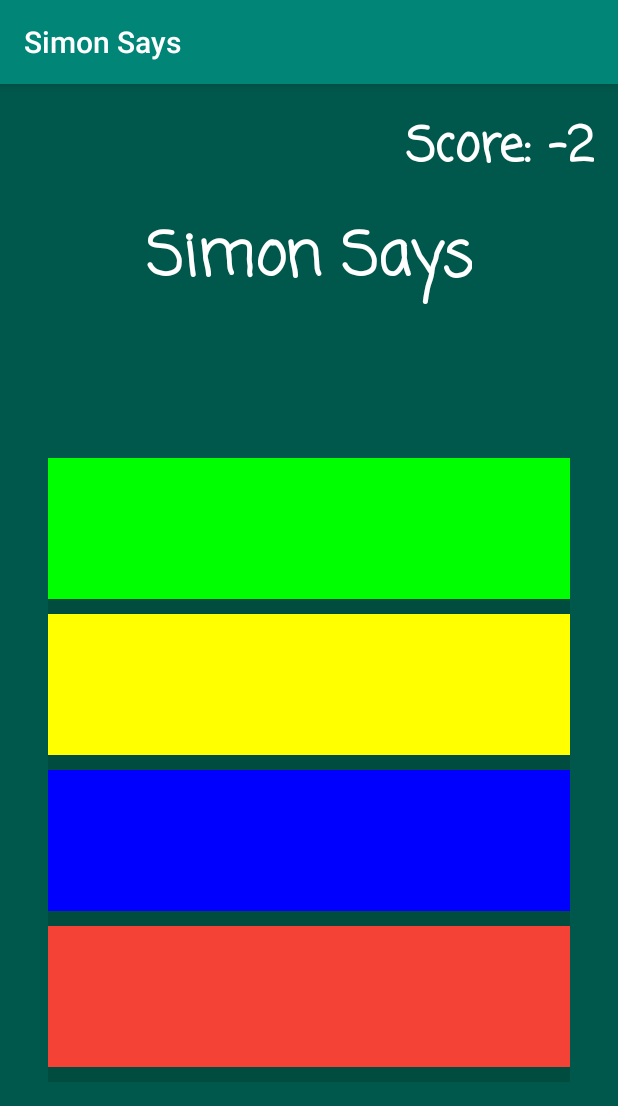
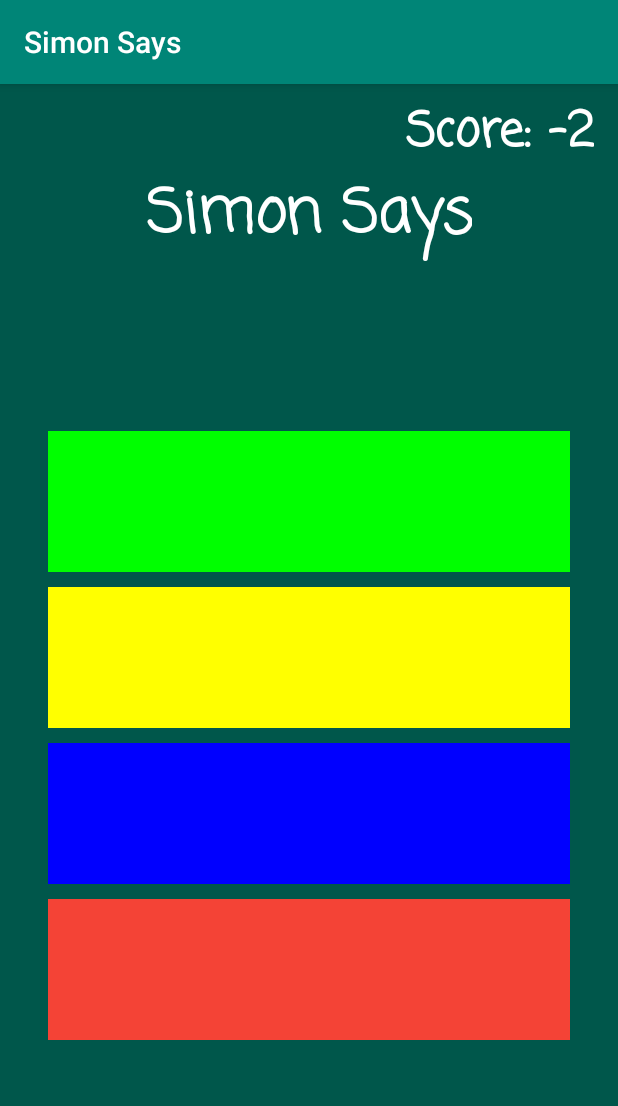
Before and after one commit to aleixsancho/AME-SimonSays, an Android app: the Sequence screen opened directly, with no data from a screen before it, on a phone screen of 412 x 824 dp. Shown: the top 1106 px of the screen. Run offline under Robolectric (Android 15) with nearby library versions, the phone set to English and light mode, and no system bars; 2 statements that could not run were skipped.

Commit message:
master: Changed some layouts.

```diff
--- a/app/src/main/res/layout/activity_sequence.xml
+++ b/app/src/main/res/layout/activity_sequence.xml
@@ -7,27 +7,12 @@
     android:background="#00574B"
     tools:context=".MainActivity">
 
-    <TextView
-        android:id="@+id/titleText"
-        android:layout_width="wrap_content"
-        android:layout_height="wrap_content"
-        android:layout_centerHorizontal="true"
-        android:layout_marginTop="15dp"
-        android:fontFamily="casual"
-        android:text="@string/simon_says"
-        android:textColor="#FFFFFF"
-        android:textSize="40sp"
-        android:textStyle="bold"
-        app:layout_constraintBottom_toTopOf="@id/linearLayout"
-        app:layout_constraintEnd_toEndOf="parent"
-        app:layout_constraintStart_toStartOf="parent"
-        app:layout_constraintTop_toTopOf="parent" />
-
     <LinearLayout
         android:id="@+id/myUserLayout"
         android:layout_width="wrap_content"
         android:layout_height="wrap_content"
         android:layout_centerHorizontal="true"
+        android:layout_marginTop="8dp"
         android:layout_marginEnd="16dp"
         android:gravity="center_vertical|end"
         android:orientation="horizontal"
@@ -58,16 +43,29 @@
             android:textStyle="bold" />
     </LinearLayout>
 
+    <TextView
+        android:id="@+id/titleText"
+        android:layout_width="wrap_content"
+        android:layout_height="wrap_content"
+        android:layout_centerHorizontal="true"
+        android:fontFamily="casual"
+        android:text="@string/simon_says"
+        android:textColor="#FFFFFF"
+        android:textSize="40sp"
+        android:textStyle="bold"
+        app:layout_constraintEnd_toEndOf="parent"
+        app:layout_constraintStart_toStartOf="parent"
+        app:layout_constraintTop_toBottomOf="@id/myUserLayout" />
+
     <LinearLayout
         android:id="@+id/linearLayout"
         android:layout_width="0dp"
         android:layout_height="416dp"
         android:layout_centerHorizontal="true"
         android:layout_marginStart="32dp"
-        android:layout_marginTop="32dp"
         android:layout_marginEnd="32dp"
-        android:layout_marginBottom="32dp"
-        android:background="#004D40"
+        android:layout_marginBottom="8dp"
+        android:background="#00574B"
         android:foregroundGravity="center_vertical|center_horizontal"
         android:orientation="vertical"
         app:layout_constraintBottom_toBottomOf="parent"
```
